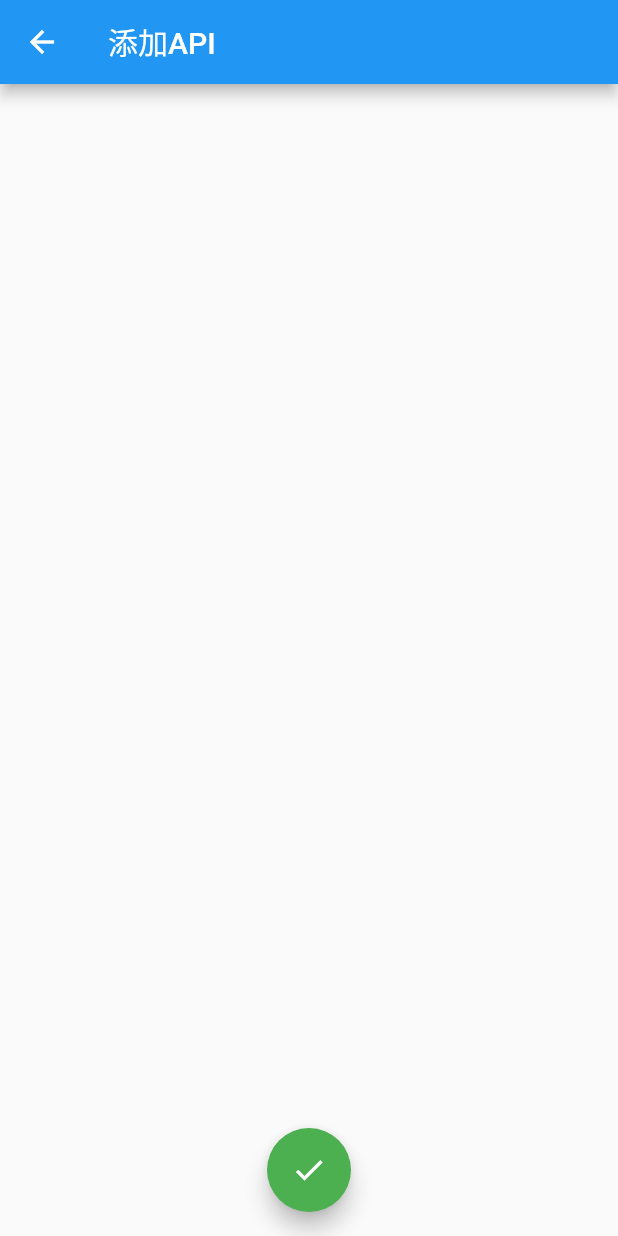
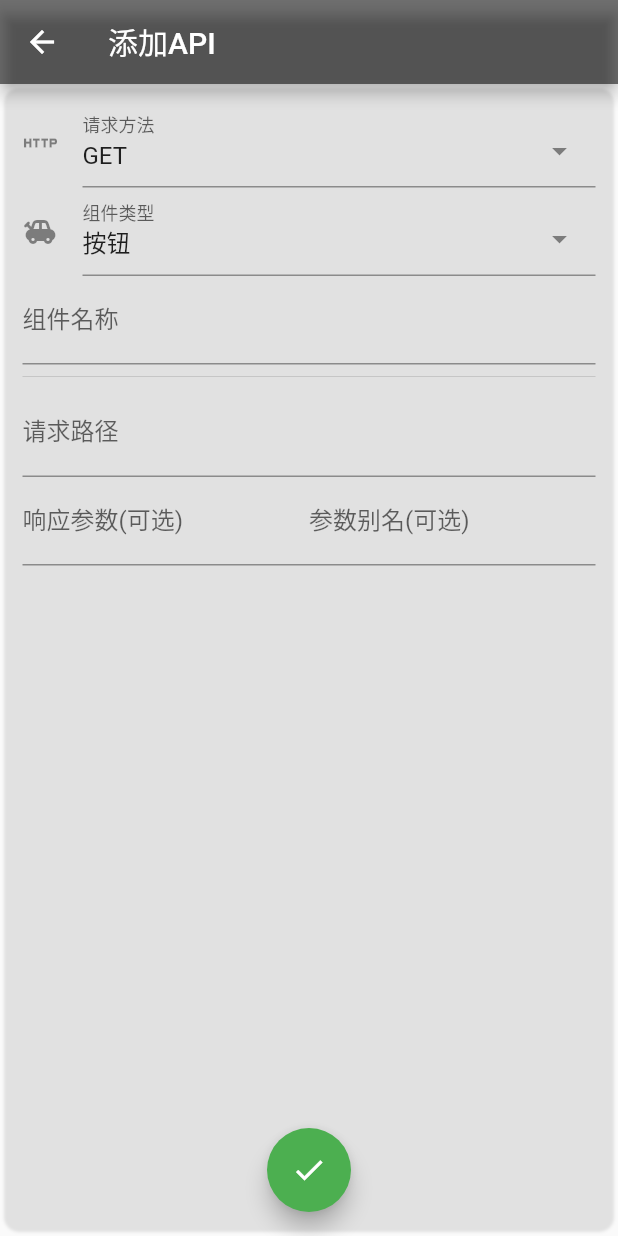
Before and after one commit to qi-xmu/zapi, a Flutter app: the GroupList screen opened directly, after a tap on the "add" icon, on a phone screen of 412 x 824 dp. Run offline on Flutter 3.47's test engine with Material 2 defaults, Android fonts, the light colour scheme and no system bars; drawn by our look-alikes of select_form_field; our stand-ins replace dio, flutter_easyloading; network calls fail.

Commit message:
完成按钮的表单

```diff
--- a/lib/api.dart
+++ b/lib/api.dart
@@ -22,6 +22,11 @@ class APIInfo {
     this.params,
     this.headers,
   });
+
+  @override
+  String toString() {
+    return [id, name, method, path, params, headers].toString();
+  }
 }
 
 /// DONE API 待完善
@@ -83,9 +88,9 @@ class API {
           break;
       }
     } on DioError catch (e) {
-      if (e.response != null)
+      if (e.response != null) {
         log(e.response!.statusCode.toString(), level: 3, error: e.response!.statusMessage);
-      else {
+      } else {
         log("", level: 3, error: "Network or Server Error");
       }
       return e.response;
--- a/lib/components/APIGroup/data_model.dart
+++ b/lib/components/APIGroup/data_model.dart
@@ -15,6 +15,10 @@ class ApiGroup {
     id = DateTime.now().millisecondsSinceEpoch;
     _user = user;
   }
+  @override
+  String toString() {
+    return [id, name, url].toString();
+  }
 
   /// 修改认证
   void modifyUser(User user) {
--- a/lib/components/APIWidget/data_model.dart
+++ b/lib/components/APIWidget/data_model.dart
@@ -4,10 +4,10 @@ part of api_widget;
 
 /// TODO enum 这里可以新增类型
 enum ApiWidgetType {
-  BUTTON, // 按钮
-  SWITCH, // 开关
-  SLIDING, // 滑动条
-  INFO, // 信息组件
+  BUTTON, // 按钮 0
+  SWITCH, // 开关 1
+  SLIDING, // 滑动条 2
+  INFO, // 信息组件 3
 }
 
 class ApiWidgetInfo {
@@ -83,4 +83,9 @@ class ApiWidgetInfo {
     // log(res.toString());
     return res;
   }
+
+  @override
+  String toString() {
+    return [type, group, apiInfo, control, options, response, responseAlias].toString();
+  }
 }
--- a/lib/components/APIWidget/mod.dart
+++ b/lib/components/APIWidget/mod.dart
@@ -2,8 +2,7 @@ library api_widget;
 
 /// 这个部分是提供对外接口
 ///
-import 'dart:developer';
-import 'dart:io';
+
 import 'package:dio/dio.dart';
 import 'package:flutter_easyloading/flutter_easyloading.dart';
 import 'package:zapi/api.dart';
@@ -11,7 +10,8 @@ import 'package:zapi/api.dart';
 import 'package:flutter/material.dart';
 import 'package:zapi/components/APIGroup/data_model.dart';
 import 'package:zapi/modals/mod.dart';
-import 'package:zapi/standard.dart';
+import 'package:zapi/utils/standard.dart';
+import 'package:zapi/utils/widgets.dart';
 
 part 'data_model.dart';
 part 'widgets.dart';
--- a/lib/components/APIWidget/widgets.dart
+++ b/lib/components/APIWidget/widgets.dart
@@ -27,22 +27,25 @@ class ApiWidget extends StatelessWidget {
   }
 }
 
-// DONE 定义一个组件的Container
-// TODO 修改容器样式
+// DOING 修改样式 定义一个组件的Container
 /// 这里可以声明所有组件的容器样式
 Widget widgetContainer(BuildContext context, Widget widget) {
   return Container(
     margin: const EdgeInsets.symmetric(vertical: verMargin, horizontal: horMargin),
     padding: const EdgeInsets.symmetric(vertical: verPadding, horizontal: horPadding),
     decoration: BoxDecoration(
-      border: Border.all(width: 1, color: Colors.black),
+      color: Colors.transparent,
+      borderRadius: BorderRadius.circular(radius),
+      boxShadow: [
+        BoxShadow(color: lightColor.withOpacity(0.1), blurRadius: 1, spreadRadius: 2),
+      ],
     ),
     constraints: const BoxConstraints(minHeight: minHeight),
     child: widget,
   );
 }
 
-/// DOING ButtonWidget
+/// TODO 各个组件的样式修改。
 /// 按键的组件
 class ButtonWidget extends StatefulWidget {
   final ApiWidgetInfo info;
@@ -58,10 +61,8 @@ class _ButtonWidget extends State<ButtonWidget> with WidgetAction {
   // 动作
   action() async {
     widget.info.genParam(0); // 生成参数
-    // Load start
     showLoading();
     var res = await widget.info.action(); // 发送信息
-    // Load end
     if (!mounted) return; // DO NOT use BuildContext across asynchronous gaps.
     if (showResult(context, res, response: widget.info.response?[0])) {}
     EasyLoading.dismiss();
@@ -74,7 +75,8 @@ class _ButtonWidget extends State<ButtonWidget> with WidgetAction {
     return widgetContainer(
       context,
       ListTile(
-        title: Text(widget.info.apiInfo.name),
+        dense: true,
+        title: TitleText(widget.info.apiInfo.name),
         subtitle: Text(widget.info.options?[0]),
         onTap: action,
       ),
@@ -82,7 +84,37 @@ class _ButtonWidget extends State<ButtonWidget> with WidgetAction {
   }
 }
 
-/// TODO InfoWidget
+class InfoGrid extends StatelessWidget {
+  final String name;
+  final dynamic value;
+  const InfoGrid({Key? key, required this.name, required this.value}) : super(key: key);
+
+  @override
+  Widget build(BuildContext context) {
+    return Container(
+      margin: const EdgeInsets.symmetric(vertical: 5, horizontal: 5),
+      padding: const EdgeInsets.symmetric(vertical: verPadding, horizontal: horPadding),
+      decoration: BoxDecoration(
+        color: Colors.transparent,
+        borderRadius: BorderRadius.circular(radius),
+        boxShadow: [
+          BoxShadow(color: lightColor.withOpacity(0.05), blurRadius: 1, spreadRadius: 2),
+        ],
+      ),
+      constraints: const BoxConstraints(minWidth: 40, minHeight: 40),
+      child: Column(children: [
+        Text(name, style: const TextStyle(fontWeight: FontWeight.bold)),
+        Expanded(
+            child: Center(
+                child: Text(
+          value.toString(),
+          style: const TextStyle(fontWeight: FontWeight.bold, color: Colors.green, fontSize: 20),
+        )))
+      ]),
+    );
+  }
+}
+
 /// 信息展示的组件
 class InfoWidget extends StatefulWidget {
   final ApiWidgetInfo info;
@@ -94,49 +126,75 @@ class InfoWidget extends StatefulWidget {
 
 class _InfoWidget extends State<InfoWidget> with WidgetAction {
   Map<String, dynamic>? info;
+  bool update = false;
   // 动作
   action() async {
+    showLoading();
+    setState(() => update = false);
     widget.info.genParam(null); // 生成参数
-    showLoading();
-
     var res = await widget.info.action(); // 发送信息
-    // Load end
-
     if (!mounted) return;
     if (showResult(context, res, response: widget.info.response![0])) {
       setState(() {
+        update = true;
         info = res!.data;
       });
     }
     loaded();
   }
 
+  @override
+  void initState() {
+    update = false;
+    initData(); // info自动加载
+    super.initState();
+  }
+
+  initData() async {
+    var res = await widget.info.action(); // 发送信息
+    if (!mounted) return;
+    if (res != null && res.statusCode! <= 400) {
+      setState(() {
+        update = true;
+        info = res.data;
+      });
+    } else {
+      showSuccBlock("数据更新失败");
+    }
+  }
+
   // 组件
   @override
   Widget build(BuildContext context) {
     // 生成info的list:
-    List<Widget> infoWidgetList = [];
+    List<Widget> widgetList = [];
     info?.forEach((key, value) {
-      infoWidgetList.add(Text("$key\t$value"));
+      widgetList.add(InfoGrid(name: key, value: value));
     });
     return widgetContainer(
       context,
       GestureDetector(
         onTap: action,
         child: Column(children: [
-          Text(widget.info.apiInfo.name),
+          // 状态栏
+          Row(mainAxisAlignment: MainAxisAlignment.spaceBetween, children: [
+            TitleText("名称：${widget.info.apiInfo.name}"),
+            Row(children: [
+              Icon(
+                update ? Icons.check : Icons.error_outline,
+                color: update ? Colors.green : Colors.red,
+              ),
+            ])
+          ]),
           const Divider(),
-          SizedBox(
-            height: 100,
-            child: ListView(children: infoWidgetList),
-          )
+          GridView.count(shrinkWrap: true, crossAxisCount: 3, children: widgetList),
+          const Divider(),
         ]),
       ),
     );
   }
 }
 
-/// TODO SlidingWidget
 /// 滑动条的组件
 class SlidingWidget extends StatefulWidget {
   final ApiWidgetInfo info;
@@ -183,19 +241,12 @@ class _SlidingWidget extends State<SlidingWidget> with WidgetAction {
           Text("${(percent * 100).toStringAsFixed(2)}% / ${value.toStringAsFixed(3)}"),
           Text("${widget.info.options?[1]}"),
         ]),
-        Slider(
-          value: percent,
-          label: "ce",
-          max: 1.0,
-          onChanged: onChangedAction,
-          onChangeEnd: action,
-        ),
+        Slider(value: percent, max: 1.0, onChanged: onChangedAction, onChangeEnd: action),
       ]),
     );
   }
 }
 
-/// TODO SwitchWidget
 /// 开关的组件
 ///
 class SwitchWidget extends StatefulWidget {
--- a/lib/forms/AddApi.dart
+++ /dev/null
@@ -1,34 +0,0 @@
-import 'package:flutter/material.dart';
-import 'package:zapi/modals/mod.dart';
-
-class AddApiForm extends StatefulWidget {
-  const AddApiForm({Key? key}) : super(key: key);
-
-  @override
-  State<AddApiForm> createState() => _AddApiForm();
-}
-
-class _AddApiForm extends State<AddApiForm> {
-  @override
-  Widget build(BuildContext context) {
-    return Scaffold(
-      appBar: AppBar(
-        title: const Text("添加API"),
-      ),
-      body: const Form(
-        child: Text(""),
-      ),
-      floatingActionButtonLocation: FloatingActionButtonLocation.centerFloat,
-      floatingActionButton: FloatingActionButton(
-        onPressed: () {
-          // save
-          showSuccBlock('添加成功');
-          Navigator.pop(context);
-        },
-        foregroundColor: Colors.white,
-        backgroundColor: Colors.green,
-        child: const Icon(Icons.check),
-      ),
-    );
-  }
-}
--- /dev/null
+++ b/lib/forms/add_api.dart
@@ -0,0 +1,150 @@
+import 'package:flutter/material.dart';
+import 'package:zapi/api.dart';
+
+import 'package:zapi/components/APIGroup/data_model.dart';
+import 'package:zapi/components/APIWidget/mod.dart';
+import 'package:zapi/modals/mod.dart';
+import 'package:select_form_field/select_form_field.dart';
+import 'package:zapi/test.dart';
+import 'package:zapi/utils/standard.dart';
+
+import 'api_data.dart';
+
+class AddApiForm extends StatefulWidget {
+  final ApiGroup group;
+  const AddApiForm({Key? key, required this.group}) : super(key: key);
+
+  @override
+  State<AddApiForm> createState() => _AddApiForm();
+}
+
+class _AddApiForm extends State<AddApiForm> {
+  final _formKey = GlobalKey<FormState>();
+
+  ApiWidgetInfo newAPI = ApiWidgetInfo(
+    ApiWidgetType.BUTTON,
+    group,
+    APIInfo(0, "", HttpMethod.GET, "/"),
+  );
+
+  ApiWidgetType newType = ApiWidgetType.BUTTON;
+  @override
+  Widget build(BuildContext context) {
+    return Scaffold(
+      appBar: AppBar(
+        title: const Text("添加API"),
+      ),
+      body: Container(
+        margin: const EdgeInsets.symmetric(vertical: 5, horizontal: 5),
+        padding: const EdgeInsets.symmetric(vertical: verPadding, horizontal: horPadding),
+        decoration: BoxDecoration(
+          color: Colors.transparent,
+          borderRadius: BorderRadius.circular(radius),
+          boxShadow: [
+            BoxShadow(color: lightColor.withOpacity(0.1), blurRadius: 1, spreadRadius: 2),
+          ],
+        ),
+        child: Form(
+            key: _formKey,
+            child: Column(
+              children: [
+                SelectFormField(
+                  icon: const Icon(Icons.http),
+                  initialValue: '0',
+                  labelText: '请求方法',
+                  items: httpMethods,
+                  onChanged: (val) {
+                    int index = int.parse(val);
+                    newAPI.apiInfo.method = HttpMethod.values[index];
+                  },
+                  validator: (v) => v!.trim().isEmpty ? "请求方法不能为空" : null,
+                  onSaved: (val) {},
+                ),
+                SelectFormField(
+                  initialValue: '0',
+                  icon: const Icon(Icons.toys),
+                  labelText: '组件类型',
+                  items: apiWidgetType,
+                  onChanged: (val) {
+                    int index = int.parse(val);
+                    newAPI.type = ApiWidgetType.values[index];
+                  },
+                  validator: (v) => v!.trim().isEmpty ? "组件类型不能为空" : null,
+                  onSaved: (val) => print(val),
+                ),
+                // button
+                TextFormField(
+                  textInputAction: TextInputAction.next,
+                  decoration: const InputDecoration(
+                    labelText: "组件名称",
+                  ),
+                  onChanged: (val) {
+                    newAPI.apiInfo.name = val;
+                  },
+                  validator: (v) => v!.trim().isEmpty ? "组件名称不能为空" : null,
+                ),
+                const Divider(),
+                TextFormField(
+                  textInputAction: TextInputAction.next,
+                  decoration: const InputDecoration(
+                    labelText: "请求路径",
+                    prefixText: '/',
+                  ),
+                  validator: (v) => v!.trim().isEmpty ? "请求路径不能为空" : null,
+                  onChanged: (val) {
+                    newAPI.options = ["/$val"];
+                  },
+                ),
+                // getTypeWidget(),
+                Row(
+                  children: [
+                    Expanded(
+                      child: TextFormField(
+                        textInputAction: TextInputAction.next,
+                        decoration: const InputDecoration(
+                          labelText: "响应参数(可选)",
+                        ),
+                        onChanged: (val) {
+                          newAPI.response = [val];
+                        },
+                      ),
+                    ),
+                    const Divider(),
+                    Expanded(
+                      child: TextFormField(
+                        textInputAction: TextInputAction.next,
+                        decoration: const InputDecoration(
+                          labelText: "参数别名(可选)",
+                        ),
+                        onChanged: (val) {
+                          newAPI.responseAlias = [val];
+                        },
+                      ),
+                    )
+                  ],
+                ),
+              ],
+            )),
+      ),
+      floatingActionButtonLocation: FloatingActionButtonLocation.centerFloat,
+      floatingActionButton: FloatingActionButton(
+        onPressed: () {
+          // save
+          if (_formKey.currentState!.validate()) {
+            print(newAPI);
+            group.addApi(newAPI);
+            showSuccBlock('添加成功');
+            Navigator.pop(context);
+          }
+        },
+        foregroundColor: Colors.white,
+        backgroundColor: Colors.green,
+        child: const Icon(Icons.check),
+      ),
+    );
+  }
+}
+
+Widget getTypeWidget() {
+  return Text("");
+}
--- /dev/null
+++ b/lib/forms/api_data.dart
@@ -0,0 +1,30 @@
+const List<Map<String, dynamic>> httpMethods = [
+  {'label': 'GET', 'value': 0},
+  {'label': 'POST', 'value': 1},
+  {'label': 'PUT', 'value': 2},
+  {'label': 'DELETE', 'value': 3},
+  {'label': 'PATCH', 'value': 4},
+];
+
+const List<Map<String, dynamic>> apiWidgetType = [
+  {
+    'label': '按钮',
+    'value': 0,
+    // 'enable': false,
+  },
+  {
+    'label': '开关',
+    'value': 1,
+    'enable': false,
+  },
+  {
+    'label': '滑动条',
+    'value': 2,
+    'enable': false,
+  },
+  {
+    'label': '展示消息',
+    'value': 3,
+    'enable': false,
+  },
+];
--- a/lib/pages/GroupPage.dart
+++ b/lib/pages/group_page.dart
@@ -1,16 +1,10 @@
-import 'dart:developer';
-
 import 'package:flutter/material.dart';
 import 'package:zapi/components/APIGroup/data_model.dart';
 import 'package:zapi/components/APIWidget/mod.dart';
-import 'package:zapi/forms/AddApi.dart';
-import 'package:zapi/forms/AddGroup.dart';
-import 'package:zapi/modals/mod.dart';
-import 'package:zapi/standard.dart';
+import 'package:zapi/forms/add_api.dart';
+import 'package:zapi/test.dart';
 
-import 'package:flutter_easyloading/flutter_easyloading.dart';
-
-import '../test.dart'; // 弹窗
+import 'package:zapi/utils/standard.dart';
 
 class GroupList extends StatefulWidget {
   const GroupList({Key? key, required this.group}) : super(key: key);
@@ -29,7 +23,7 @@ class _GroupListState extends State<GroupList> {
       ),
       body: Center(
         child: ListView.builder(
-            padding: EdgeInsets.only(top: topPadding, bottom: bottomPadding),
+            padding: const EdgeInsets.only(top: topPadding, bottom: bottomPadding),
             itemCount: widget.group.apiList.length,
             itemBuilder: (BuildContext context, int i) {
               return ApiWidget(info: widget.group.apiList[i]);
@@ -37,9 +31,11 @@ class _GroupListState extends State<GroupList> {
       ),
       floatingActionButton: FloatingActionButton(
         onPressed: () {
-          Navigator.of(context).push(MaterialPageRoute(builder: (context) => AddApiForm()));
+          Navigator.of(context)
+              .push(MaterialPageRoute(builder: (context) => AddApiForm(group: widget.group)))
+              .then((value) => {setState(() {})});
         },
-        tooltip: 'Increment',
+        tooltip: '添加API',
         child: const Icon(Icons.add),
       ), // This trailing comma makes auto-formatting nicer for build methods.
     );
--- a/lib/test.dart
+++ b/lib/test.dart
@@ -1,3 +1,5 @@
+/// 测试数据
+
 import 'package:zapi/api.dart';
 import 'package:zapi/components/APIGroup/data_model.dart';
 import 'package:zapi/components/APIWidget/mod.dart';
@@ -8,20 +10,6 @@ ApiGroup group = ApiGroup("测试", "http://api.xmu-maker.cn:2233");
 
 List<ApiWidgetInfo> apiList = [
   ApiWidgetInfo(
-    ApiWidgetType.BUTTON,
-    group,
-    APIInfo(0, "按键", HttpMethod.GET, ""),
-    options: ["/01"],
-    response: ["botton"],
-  ),
-  ApiWidgetInfo(
-    ApiWidgetType.BUTTON,
-    group,
-    APIInfo(1, "按键", HttpMethod.GET, ""),
-    options: ["/1"],
-    response: ["botton"],
-  ),
-  ApiWidgetInfo(
     ApiWidgetType.INFO,
     group,
     APIInfo(2, "信息", HttpMethod.GET, "/info"),
@@ -30,10 +18,24 @@ List<ApiWidgetInfo> apiList = [
     response: ["name", "botton", "value"],
   ),
   ApiWidgetInfo(
+    ApiWidgetType.BUTTON,
+    group,
+    APIInfo(0, "错误请求按键", HttpMethod.GET, ""),
+    options: ["/01"],
+    response: ["botton"],
+  ),
+  ApiWidgetInfo(
+    ApiWidgetType.BUTTON,
+    group,
+    APIInfo(1, "成功请求按键", HttpMethod.GET, ""),
+    options: ["/1"],
+    response: ["botton"],
+  ),
+  ApiWidgetInfo(
     ApiWidgetType.SLIDING,
     group,
     APIInfo(3, "滑动", HttpMethod.POST, "/controll"),
-    control: "action1",
+    control: "action",
     options: [0.1, 100],
     response: ["action"],
   ),
--- a/pubspec.yaml
+++ b/pubspec.yaml
@@ -36,6 +36,7 @@ dependencies:
   cupertino_icons: ^1.0.2
   dio: ^4.0.6
   flutter_easyloading: ^3.0.5
+  select_form_field: ^2.2.0
 
 dev_dependencies:
   flutter_test:
```
Also changed, not shown: lib/main.dart (+14 -21 lines), lib/standard.dart (deleted, +0 -9 lines), lib/utils/standard.dart (added, +37 -0 lines), lib/utils/widgets.dart (added, +17 -0 lines), lib/forms/add_group.dart (renamed from lib/forms/AddGroup.dart), pubspec.lock, 1 other file.
